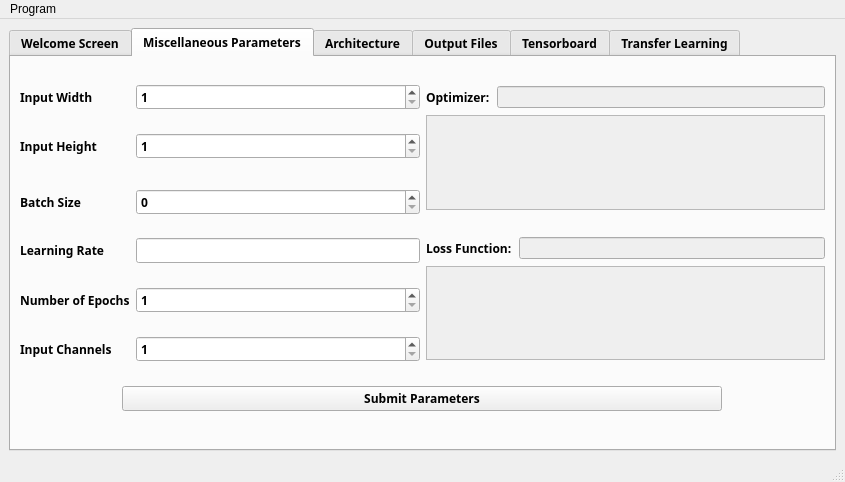
First picture: the form in public/GUI/mainwindow.ui, repository mourra950/Siemens-System-Level-Modelling-of-ASDLA-Graduation-Project, before the edit.
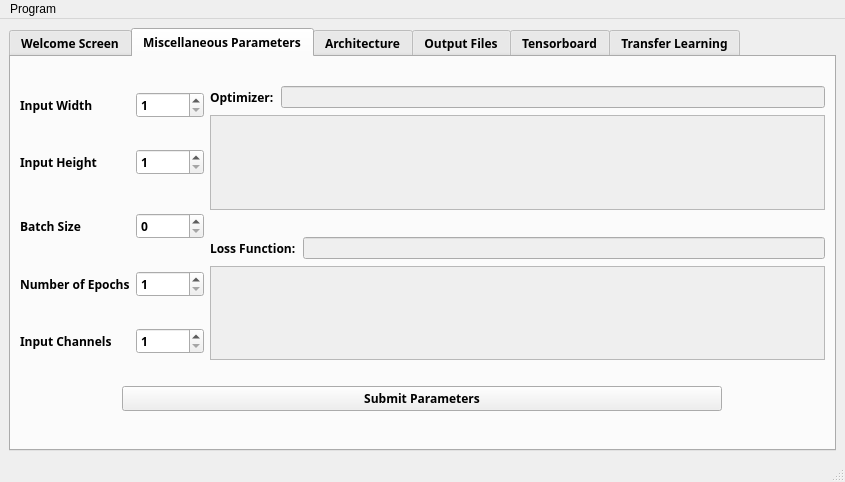
Second picture: the form after the edit. The open tabs and pages were chosen to show the change.

Commit message:
Removed learning rate and cleaning
removed the learning rate as it already found inside the optimizer

```diff
--- a/public/GUI/mainwindow.ui
+++ b/public/GUI/mainwindow.ui
@@ -167,29 +167,6 @@
                </widget>
               </item>
               <item row="7" column="0">
-               <spacer name="verticalSpacer_3">
-                <property name="orientation">
-                 <enum>Qt::Vertical</enum>
-                </property>
-                <property name="sizeHint" stdset="0">
-                 <size>
-                  <width>20</width>
-                  <height>40</height>
-                 </size>
-                </property>
-               </spacer>
-              </item>
-              <item row="8" column="0">
-               <widget class="QLabel" name="learningRate_label">
-                <property name="text">
-                 <string>Learning Rate</string>
-                </property>
-               </widget>
-              </item>
-              <item row="8" column="1">
-               <widget class="QLineEdit" name="learningRate_QLineEdit"/>
-              </item>
-              <item row="9" column="0">
                <spacer name="verticalSpacer_4">
                 <property name="orientation">
                  <enum>Qt::Vertical</enum>
@@ -202,14 +179,14 @@
                 </property>
                </spacer>
               </item>
-              <item row="10" column="0">
+              <item row="8" column="0">
                <widget class="QLabel" name="numberEpochs_label">
                 <property name="text">
                  <string>Number of Epochs</string>
                 </property>
                </widget>
               </item>
-              <item row="10" column="1">
+              <item row="8" column="1">
                <widget class="QSpinBox" name="numberEpochs_QSpinBox">
                 <property name="minimum">
                  <number>1</number>
@@ -219,7 +196,7 @@
                 </property>
                </widget>
               </item>
-              <item row="11" column="0">
+              <item row="9" column="0">
                <spacer name="verticalSpacer_5">
                 <property name="orientation">
                  <enum>Qt::Vertical</enum>
@@ -232,14 +209,14 @@
                 </property>
                </spacer>
               </item>
-              <item row="12" column="0">
+              <item row="10" column="0">
                <widget class="QLabel" name="inputChannelsLabel">
                 <property name="text">
                  <string>Input Channels</string>
                 </property>
                </widget>
               </item>
-              <item row="12" column="1">
+              <item row="10" column="1">
                <widget class="QSpinBox" name="inputChannelsSpinBox">
                 <property name="minimum">
                  <number>1</number>
@@ -249,7 +226,7 @@
                 </property>
                </widget>
               </item>
-              <item row="13" column="0">
+              <item row="11" column="0">
                <spacer name="verticalSpacer_6">
                 <property name="orientation">
                  <enum>Qt::Vertical</enum>
```
Left out of the diff: 2 changed lines with no effect on the pictures. The commit also changes 2 other files.
